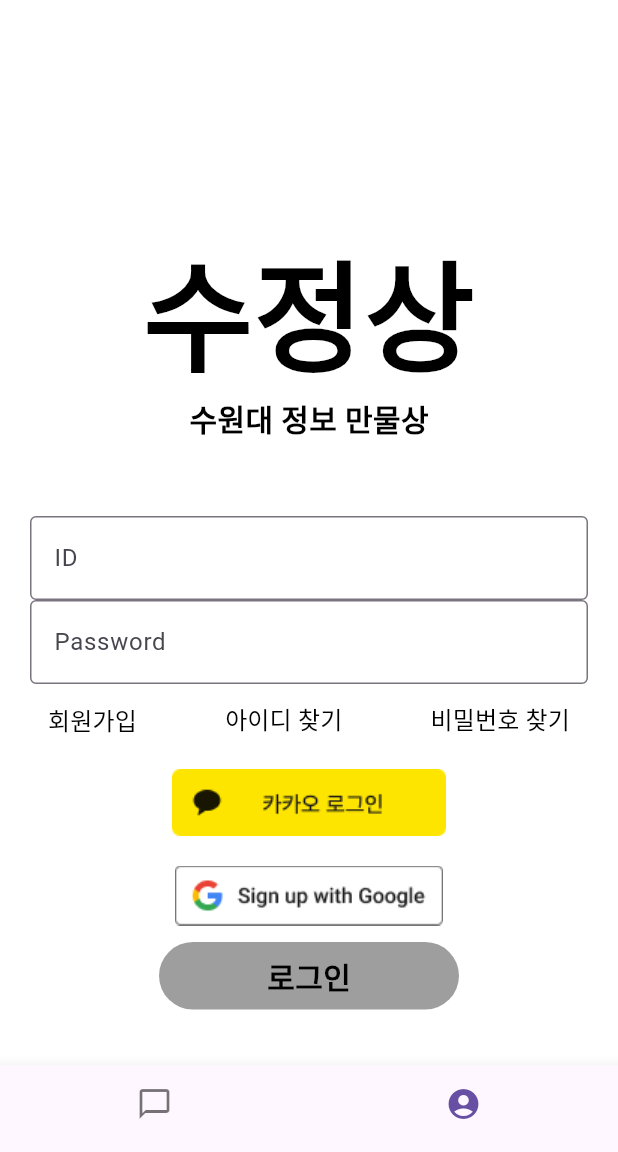
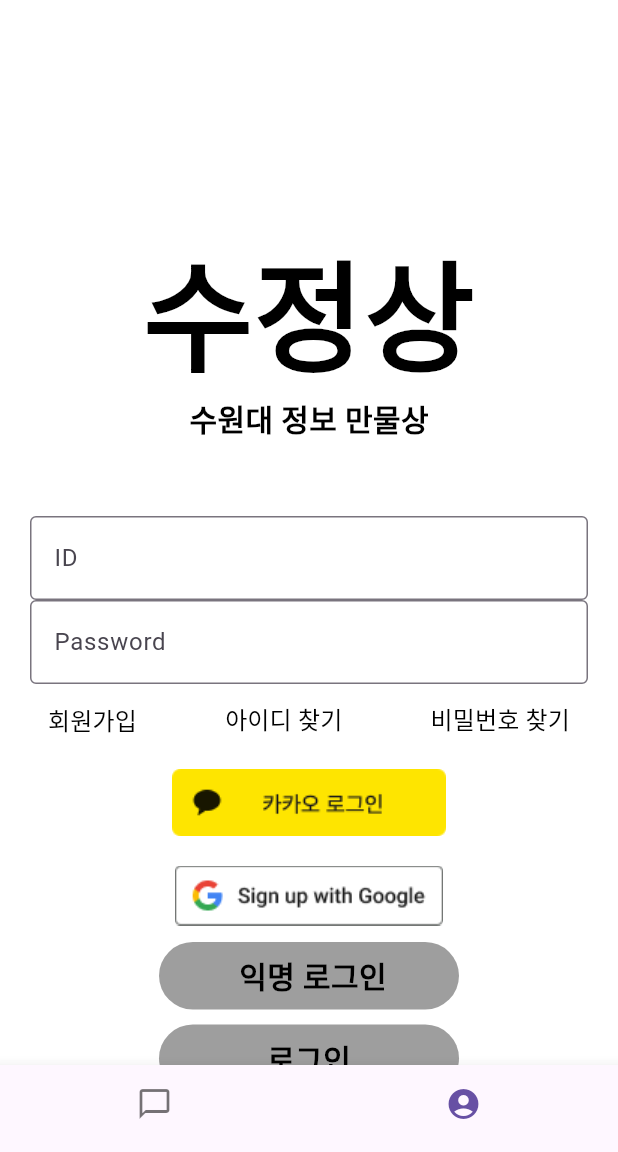
Before and after one commit to jspark0926/usw_chat_bot_app, a Flutter app: the screen it shows after launch, item 2 of the bottom bar chosen, on a phone screen of 412 x 824 dp, the part 84-1236 px from its top. Run offline on Flutter 3.47's test engine with Material 3 defaults, Android fonts, the phone set to English and light mode, and no system bars; our stand-ins replace firebase_auth, firebase_core, velocity_x; accounts and stored records are empty.

Commit message:
졸업 프로젝트

```diff
--- a/lib/account.dart
+++ /dev/null
@@ -1,107 +0,0 @@
-import 'package:flutter/material.dart';
-import 'package:test_file/login_page/FindPassword.dart';
-import 'package:test_file/login_page/find_id.dart';
-import 'package:test_file/login_page/sign_up_page.dart';
-import 'package:velocity_x/velocity_x.dart';
-
-class account extends StatefulWidget {
-  const account({super.key});
-
-  @override
-  State<account> createState() => _accountState();
-}
-
-class _accountState extends State<account> {
-  @override
-  Widget build(BuildContext context) {
-    return SingleChildScrollView(
-      child: Column(
-        children: [
-          const SizedBox(height: 150),
-          '수정상'.text.black.bold.size(80).make(),
-          '수원대 정보 만물상'.text.black.bold.size(20).make(),
-          const SizedBox(height: 50),
-          const TextField(
-            obscureText: false,
-            decoration: InputDecoration(
-              border: OutlineInputBorder(),
-              labelText: 'ID',
-            ),
-          ).pSymmetric(h: 20),
-          const TextField(
-            obscureText: true,
-            decoration: InputDecoration(
-              border: OutlineInputBorder(),
-              labelText: 'Password',
-            ),
-          ).pSymmetric(h: 20),
-          Row(
-            children: [
-              TextButton(
-                onPressed: () {
-                  Navigator.push(
-                    context,
-                    MaterialPageRoute(builder: (context) => const SignUpPage())
-                  );
-                },
-                child: "회원가입".text.black.size(16).make().pOnly(left: 20),
-              ),
-              Expanded(
-                child: TextButton(
-                  onPressed: () {
-                    Navigator.push(
-                        context,
-                        MaterialPageRoute(builder: (context) => const FindId())
-                    );
-                  },
-                  child: "아이디 찾기".text.black.size(16).make().pOnly(left: 20),
-                ),
-              ),
-              TextButton(
-                onPressed: () {
-                  Navigator.push(
-                      context,
-                      MaterialPageRoute(builder: (context) => const FindPassword())
-                  );
-                },
-                child: "비밀번호 찾기".text.black.size(16).make().pOnly(left: 20).pOnly(right: 20),
-              ),
-            ],
-          ),
-          Column(
-            children: [
-              IconButton(
-                onPressed: null,
-                icon: Image.asset(
-                  'assets/images/kakao_login_medium_narrow.png',
-                  width: 206,
-                  height: 46,
-                ),
-              ),
-              IconButton(
-                onPressed: null,
-                icon: Image.asset(
-                  'assets/images/android_light_sq_SU@1x.png',
-                  width: 206,
-                  height: 46,
-                ),
-              ),
-            ],
-          ),
-          InkWell(
-            child: Container(
-              width: 200,
-              height: 45,
-              decoration: BoxDecoration(
-                color: Colors.grey,
-                borderRadius: BorderRadius.circular(30),
-              ),
-              child: Center(child: '로그인'.text.black.bold.size(20).make()),
-            ),
-            onTap: () => {},
-          ),
-        ],
-      ),
-    );
-  }
-}
--- a/lib/login_page/find_id.dart
+++ b/lib/account_page/s_find_id.dart
@@ -1,5 +1,5 @@
 import 'package:flutter/material.dart';
-import 'package:test_file/default_Layout.dart';
+import '../w_default_Layout.dart';
 import 'package:velocity_x/velocity_x.dart';
 
 class FindId extends StatefulWidget {
--- a/lib/login_page/FindPassword.dart
+++ b/lib/account_page/s_find_password.dart
@@ -1,7 +1,7 @@
 import 'package:flutter/material.dart';
 import 'package:velocity_x/velocity_x.dart';
 
-import '../default_Layout.dart';
+import '../w_default_Layout.dart';
 
 class FindPassword extends StatefulWidget {
   const FindPassword({super.key});
--- /dev/null
+++ b/lib/user_page/s_logout_user_page.dart
@@ -0,0 +1,168 @@
+import 'package:firebase_auth/firebase_auth.dart';
+import 'package:flutter/material.dart';
+import '../account_page/s_find_password.dart';
+import '../account_page/s_find_id.dart';
+import '../account_page/s_signup_page.dart';
+import 'package:velocity_x/velocity_x.dart';
+
+class logoutUserPage extends StatefulWidget {
+  const logoutUserPage({super.key});
+
+  @override
+  State<logoutUserPage> createState() => _logoutUserPageState();
+}
+
+class _logoutUserPageState extends State<logoutUserPage> {
+  late String emailAddress = '';
+  late String password = '';
+
+
+  @override
+  Widget build(BuildContext context) {
+    return SingleChildScrollView(
+      child: Column(
+        children: [
+          const SizedBox(height: 150),
+          '수정상'.text.black.bold.size(80).make(),
+          '수원대 정보 만물상'.text.black.bold.size(20).make(),
+          const SizedBox(height: 50),
+          TextField(
+            onChanged: (text) {
+              setState(() {
+                emailAddress = text;
+              });
+            },
+            obscureText: false,
+            decoration: const InputDecoration(
+              border: OutlineInputBorder(),
+              labelText: 'ID',
+            ),
+          ).pSymmetric(h: 20),
+          TextField(
+            onChanged: (text) {
+              setState(() {
+                password = text;
+              });
+            },
+            obscureText: true,
+            decoration: const InputDecoration(
+              border: OutlineInputBorder(),
+              labelText: 'Password',
+            ),
+          ).pSymmetric(h: 20),
+          Row(
+            children: [
+              TextButton(
+                onPressed: () {
+                  Navigator.push(
+                      context,
+                      MaterialPageRoute(
+                          builder: (context) => const SignUpPage()));
+                },
+                child: "회원가입".text.black.size(16).make().pOnly(left: 20),
+              ),
+              Expanded(
+                child: TextButton(
+                  onPressed: () {
+                    Navigator.push(
+                        context,
+                        MaterialPageRoute(
+                            builder: (context) => const FindId()));
+                  },
+                  child: "아이디 찾기".text.black.size(16).make().pOnly(left: 20),
+                ),
+              ),
+              TextButton(
+                onPressed: () {
+                  Navigator.push(
+                      context,
+                      MaterialPageRoute(
+                          builder: (context) => const FindPassword()));
+                },
+                child: "비밀번호 찾기"
+                    .text
+                    .black
+                    .size(16)
+                    .make()
+                    .pOnly(left: 20)
+                    .pOnly(right: 20),
+              ),
+            ],
+          ),
+          Column(
+            children: [
+              IconButton(
+                onPressed: null,
+                icon: Image.asset(
+                  'assets/images/kakao_login_medium_narrow.png',
+                  width: 206,
+                  height: 46,
+                ),
+              ),
+              IconButton(
+                onPressed: null,
+                icon: Image.asset(
+                  'assets/images/android_light_sq_SU@1x.png',
+                  width: 206,
+                  height: 46,
+                ),
+              ),
+            ],
+          ),
+          InkWell(
+            onTap: () async {
+              try {
+                final userCredential =
+                    await FirebaseAuth.instance.signInAnonymously();
+                print("Signed in with temporary account.");
+              } on FirebaseAuthException catch (e) {
+                switch (e.code) {
+                  case "operation-not-allowed":
+                    print(
+                        "Anonymous auth hasn't been enabled for this project.");
+                    break;
+                  default:
+                    print("Unknown error.");
+                }
+              }
+            },
+            child: Container(
+              width: 200,
+              height: 45,
+              decoration: BoxDecoration(
+                color: Colors.grey,
+                borderRadius: BorderRadius.circular(30),
+              ),
+              child: Center(child: ' 익명 로그인'.text.black.bold.size(20).make()),
+            ),
+          ),
+          HeightBox(10),
+          InkWell(
+            child: Container(
+              width: 200,
+              height: 45,
+              decoration: BoxDecoration(
+                color: Colors.grey,
+                borderRadius: BorderRadius.circular(30),
+              ),
+              child: Center(child: '로그인'.text.black.bold.size(20).make()),
+            ),
+            onTap: () async {
+              try {
+                final credential = await FirebaseAuth.instance
+                    .signInWithEmailAndPassword(
+                        email: emailAddress, password: password);
+              } on FirebaseAuthException catch (e) {
+                if (e.code == 'user-not-found') {
+                  print('No user found for that email.');
+                } else if (e.code == 'wrong-password') {
+                  print('Wrong password provided for that user.');
+                }
+              }
+            },
+          ),
+        ],
+      ),
+    );
+  }
+}
--- /dev/null
+++ b/lib/user_page/w_userPage.dart
@@ -0,0 +1,44 @@
+import 'package:firebase_auth/firebase_auth.dart';
+import 'package:flutter/material.dart';
+import 'package:usw_chat_bot_app/user_page/s_login_user_page.dart';
+import 'package:usw_chat_bot_app/user_page/s_logout_user_page.dart';
+
+class userPage extends StatefulWidget {
+  const userPage({super.key});
+
+  @override
+  State<userPage> createState() => _userPageState();
+}
+
+class _userPageState extends State<userPage> {
+  late bool? loginState;
+
+
+  @override
+  void initState() {
+    super.initState();
+    loginState = null;
+  }
+
+  @override
+  Widget build(BuildContext context) {
+    FirebaseAuth.instance
+        .authStateChanges()
+        .listen((User? user) {
+      if (user != null) {
+        setState(() {
+          loginState = true;
+        });
+      } else {
+        setState(() {
+          loginState = false;
+        });
+      }
+    });
+    if (loginState == false || loginState == null) {
+      return const logoutUserPage();
+    }  else {
+      return const loginUserPage();
+    }
+  }
+}
--- a/pubspec.yaml
+++ b/pubspec.yaml
@@ -1,4 +1,4 @@
-name: test_file
+name: usw_chat_bot_app
 description: "A new Flutter project."
 # The following line prevents the package from being accidentally published to
 # pub.dev using `flutter pub publish`. This is preferred for private packages.
@@ -37,6 +37,8 @@ dependencies:
   cupertino_icons: ^1.0.6
   velocity_x: ^4.1.2
   firebase_core: ^2.31.0
+  firebase_auth: ^4.19.5
+  provider: ^6.1.2
 
 dev_dependencies:
   flutter_test:
```
Also changed, not shown: lib/account_page/s_signup_page.dart (added, +137 -0 lines), lib/auth_provider2.dart (added, +25 -0 lines), lib/login_page/sign_up_page.dart (deleted, +0 -109 lines), lib/main.dart (+30 -11 lines), lib/main_page/s_login_main_page.dart (added, +15 -0 lines), lib/main_page/s_logout_main_page.dart (renamed from lib/home.dart, +4 -5 lines), lib/main_page/w_main_page.dart (added, +54 -0 lines), lib/user_page/s_login_user_page.dart (added, +21 -0 lines), lib/w_default_Layout.dart (renamed from lib/default_Layout.dart), pubspec.lock, 6 other files.
